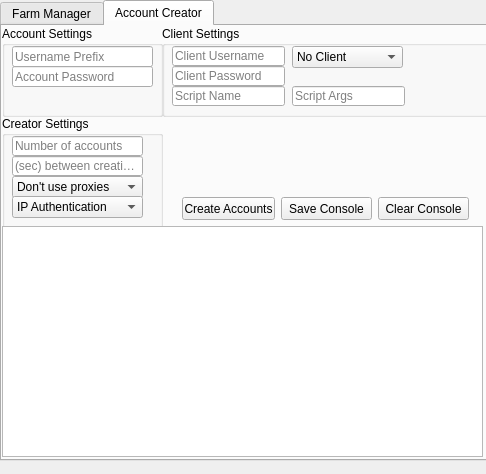
gavinnn101/osrs_acc_creator_gui, file src/gui_files/acc_creator_ui.ui: the form before one commit.
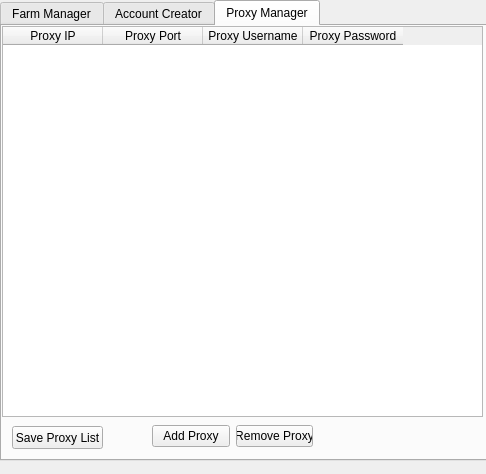
The form after the commit.

Commit message:
Working proxy manager
This CL introduces a proxy manager tab where the user can add and remove proxies to use for their accounts.

This way the user doesn't have to interact with the txt/ini files.

Diff of the .ui file:
```diff
--- a/src/gui_files/acc_creator_ui.ui
+++ b/src/gui_files/acc_creator_ui.ui
@@ -51,7 +51,7 @@
      </rect>
     </property>
     <property name="currentIndex">
-     <number>1</number>
+     <number>2</number>
     </property>
     <widget class="QWidget" name="tba_tab">
      <attribute name="title">
@@ -338,6 +338,80 @@
       </property>
      </widget>
     </widget>
+    <widget class="QWidget" name="proxy_tab">
+     <attribute name="title">
+      <string>Proxy Manager</string>
+     </attribute>
+     <widget class="QWidget" name="horizontalLayoutWidget">
+      <property name="geometry">
+       <rect>
+        <x>150</x>
+        <y>390</y>
+        <width>161</width>
+        <height>41</height>
+       </rect>
+      </property>
+      <layout class="QHBoxLayout" name="horizontalLayout_2">
+       <item>
+        <widget class="QPushButton" name="add_proxy_button">
+         <property name="text">
+          <string>Add Proxy</string>
+         </property>
+        </widget>
+       </item>
+       <item>
+        <widget class="QPushButton" name="remove_proxy_button">
+         <property name="text">
+          <string>Remove Proxy</string>
+         </property>
+        </widget>
+       </item>
+      </layout>
+     </widget>
+     <widget class="QTableWidget" name="proxy_table">
+      <property name="geometry">
+       <rect>
+        <x>0</x>
+        <y>0</y>
+        <width>481</width>
+        <height>391</height>
+       </rect>
+      </property>
+      <column>
+       <property name="text">
+        <string>Proxy IP</string>
+       </property>
+      </column>
+      <column>
+       <property name="text">
+        <string>Proxy Port</string>
+       </property>
+      </column>
+      <column>
+       <property name="text">
+        <string>Proxy Username</string>
+       </property>
+      </column>
+      <column>
+       <property name="text">
+        <string>Proxy Password</string>
+       </property>
+      </column>
+     </widget>
+     <widget class="QPushButton" name="save_proxies_button">
+      <property name="geometry">
+       <rect>
+        <x>10</x>
+        <y>400</y>
+        <width>91</width>
+        <height>23</height>
+       </rect>
+      </property>
+      <property name="text">
+       <string>Save Proxy List</string>
+      </property>
+     </widget>
+    </widget>
    </widget>
   </widget>
   <widget class="QMenuBar" name="menubar">
```
Left out of the diff: 123 changed lines with no effect on the pictures. The commit also changes 4 other files.
